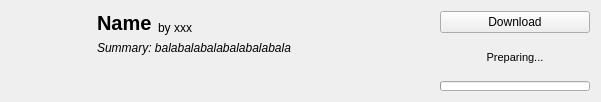
Above: src/ui/modrinthmoditemwidget.ui from kaniol-lck/modmanager before the change. Below: the same form after it.
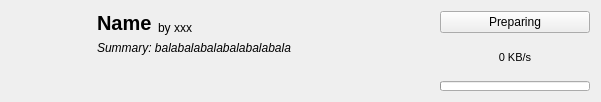
That is the form after the change. Icons and pictures are not drawn.

Patch:
```diff
--- a/src/ui/modrinthmoditemwidget.ui
+++ b/src/ui/modrinthmoditemwidget.ui
@@ -131,7 +131,7 @@
         <enum>Qt::DefaultContextMenu</enum>
        </property>
        <property name="text">
-        <string>Download</string>
+        <string>Preparing</string>
        </property>
        <property name="icon">
         <iconset theme="download"/>
@@ -146,7 +146,7 @@
         </font>
        </property>
        <property name="text">
-        <string>Preparing...</string>
+        <string>0 KB/s</string>
        </property>
        <property name="alignment">
         <set>Qt::AlignCenter</set>
```
Left out of the diff: 3 changed lines with no effect on the pictures.
